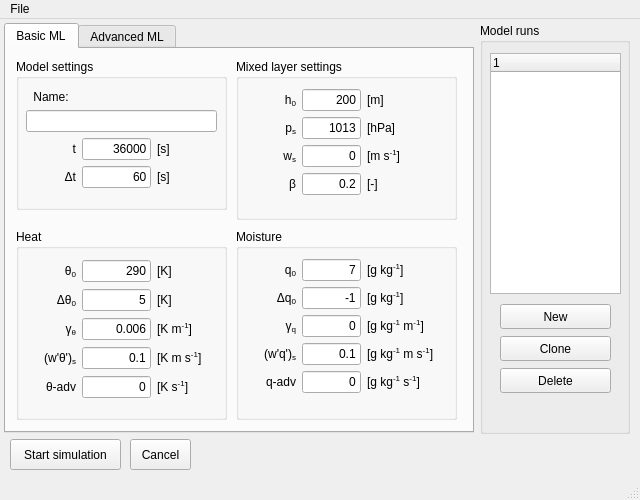
Qt form mlmodel_UI/mainwindow.ui (classmodel/modelgui) before a commit.
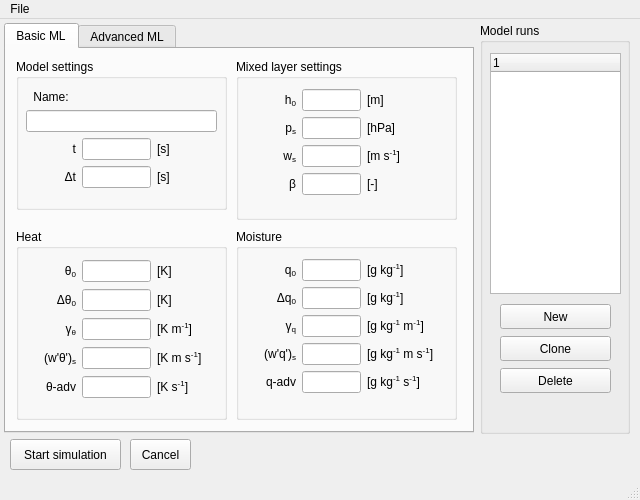
The same form after that commit.

Diff of the .ui file:
```diff
--- a/mlmodel_UI/mainwindow.ui
+++ b/mlmodel_UI/mainwindow.ui
@@ -107,7 +107,7 @@
            <string>Total simulation time</string>
           </property>
           <property name="text">
-           <string>36000</string>
+           <string/>
           </property>
           <property name="alignment">
            <set>Qt::AlignRight|Qt::AlignTrailing|Qt::AlignVCenter</set>
@@ -133,7 +133,7 @@
            <string>Time step</string>
           </property>
           <property name="text">
-           <string>60</string>
+           <string/>
           </property>
           <property name="alignment">
            <set>Qt::AlignRight|Qt::AlignTrailing|Qt::AlignVCenter</set>
@@ -256,7 +256,7 @@
            <string>Initial mixed layer potential temperature</string>
           </property>
           <property name="text">
-           <string>290</string>
+           <string/>
           </property>
           <property name="alignment">
            <set>Qt::AlignRight|Qt::AlignTrailing|Qt::AlignVCenter</set>
@@ -269,7 +269,7 @@
            <string>Initial potential temperature jump at inversion</string>
           </property>
           <property name="text">
-           <string>5</string>
+           <string/>
           </property>
           <property name="alignment">
            <set>Qt::AlignRight|Qt::AlignTrailing|Qt::AlignVCenter</set>
@@ -282,7 +282,7 @@
            <string>Free atmosphere potential temperature lapse rate</string>
           </property>
           <property name="text">
-           <string>0.006</string>
+           <string/>
           </property>
           <property name="alignment">
            <set>Qt::AlignRight|Qt::AlignTrailing|Qt::AlignVCenter</set>
@@ -308,7 +308,7 @@
            <string>Surface kinematic heat flux</string>
           </property>
           <property name="text">
-           <string>0.1</string>
+           <string/>
           </property>
           <property name="alignment">
            <set>Qt::AlignRight|Qt::AlignTrailing|Qt::AlignVCenter</set>
@@ -386,7 +386,7 @@
            <string>Advection of theta</string>
           </property>
           <property name="text">
-           <string>0</string>
+           <string/>
           </property>
           <property name="alignment">
            <set>Qt::AlignRight|Qt::AlignTrailing|Qt::AlignVCenter</set>
@@ -453,7 +453,7 @@
            <string>Initial boundary layer height</string>
           </property>
           <property name="text">
-           <string>200</string>
+           <string/>
           </property>
           <property name="alignment">
            <set>Qt::AlignRight|Qt::AlignTrailing|Qt::AlignVCenter</set>
@@ -479,7 +479,7 @@
            <string>Surface pressure</string>
           </property>
           <property name="text">
-           <string>1013</string>
+           <string/>
           </property>
           <property name="alignment">
            <set>Qt::AlignRight|Qt::AlignTrailing|Qt::AlignVCenter</set>
@@ -505,7 +505,7 @@
            <string>Large scale vertical velocity</string>
           </property>
           <property name="text">
-           <string>0</string>
+           <string/>
           </property>
           <property name="alignment">
            <set>Qt::AlignRight|Qt::AlignTrailing|Qt::AlignVCenter</set>
@@ -570,7 +570,7 @@
            <string>Entrainment ratio for heat</string>
           </property>
           <property name="text">
-           <string>0.2</string>
+           <string/>
           </property>
           <property name="alignment">
            <set>Qt::AlignRight|Qt::AlignTrailing|Qt::AlignVCenter</set>
@@ -637,7 +637,7 @@
            <string>Initial specific humidity</string>
           </property>
           <property name="text">
-           <string>7</string>
+           <string/>
           </property>
           <property name="alignment">
            <set>Qt::AlignRight|Qt::AlignTrailing|Qt::AlignVCenter</set>
@@ -663,7 +663,7 @@
            <string>Initial specific humidity jump at inversion</string>
           </property>
           <property name="text">
-           <string>-1</string>
+           <string/>
           </property>
           <property name="alignment">
            <set>Qt::AlignRight|Qt::AlignTrailing|Qt::AlignVCenter</set>
@@ -689,7 +689,7 @@
            <string>Free atmosphere specific humidity lapse rate</string>
           </property>
           <property name="text">
-           <string>0</string>
+           <string/>
           </property>
           <property name="alignment">
            <set>Qt::AlignRight|Qt::AlignTrailing|Qt::AlignVCenter</set>
@@ -715,7 +715,7 @@
            <string>Surface kinematic moisture flux</string>
           </property>
           <property name="text">
-           <string>0.1</string>
+           <string/>
           </property>
           <property name="alignment">
            <set>Qt::AlignRight|Qt::AlignTrailing|Qt::AlignVCenter</set>
@@ -793,7 +793,7 @@
            <string>Advection of moisture</string>
           </property>
           <property name="text">
-           <string>0</string>
+           <string/>
           </property>
           <property name="alignment">
            <set>Qt::AlignRight|Qt::AlignTrailing|Qt::AlignVCenter</set>
```
